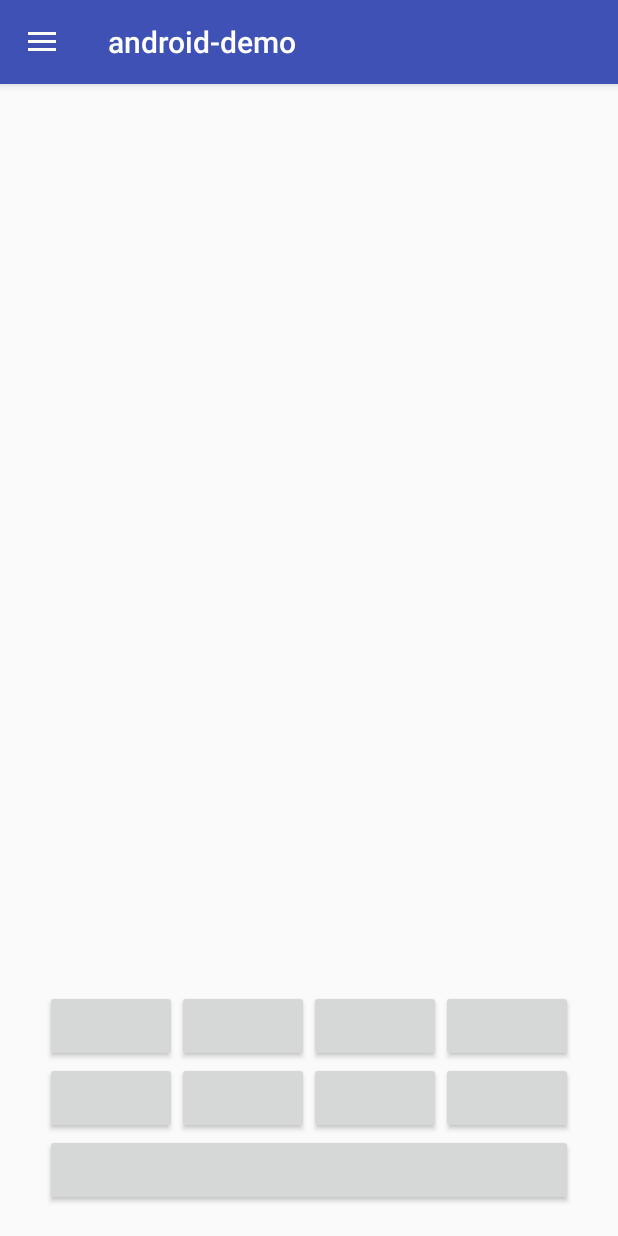
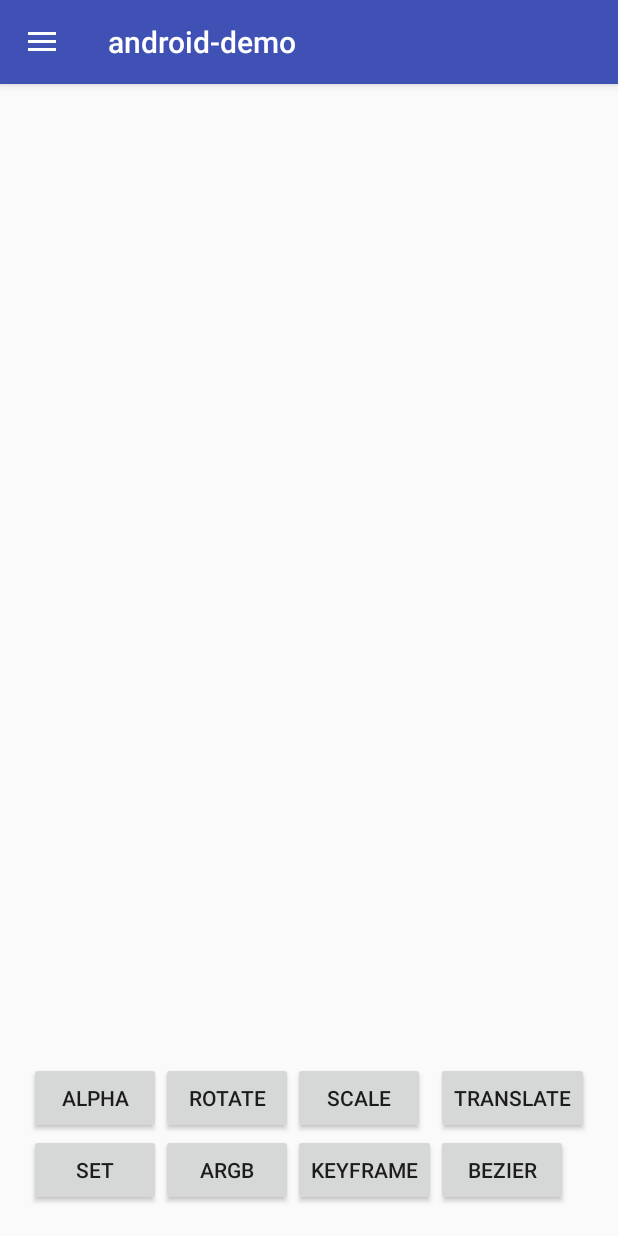
Before and after one commit to xxshhh/android-demo, an Android app: the fragment AnimationPropertyFragment placed in its activity, on a phone screen of 412 x 824 dp. Run offline under Robolectric (Android 15) with nearby library versions, the light colour scheme and no system bars; our stand-ins replace ButterKnife; libraries missing offline, so code that uses them is left out: com.mikepenz.community_material_typeface_library, com.mikepenz.iconics, com.mikepenz.pixeden_7_stroke_typeface_library; 7 statements that could not run were skipped.

Commit message:
Update code

```diff
--- a/app/src/main/java/com/xxshhh/android/android_demo/function/practice/animation/property/AnimationPropertyFragment.java
+++ b/app/src/main/java/com/xxshhh/android/android_demo/function/practice/animation/property/AnimationPropertyFragment.java
@@ -2,14 +2,16 @@ package com.xxshhh.android.android_demo.function.practice.animation.property;
 
 import android.animation.Animator;
 import android.animation.AnimatorSet;
+import android.animation.Keyframe;
 import android.animation.ObjectAnimator;
 import android.animation.PropertyValuesHolder;
+import android.animation.TimeInterpolator;
 import android.animation.ValueAnimator;
 import android.graphics.Path;
 import android.graphics.PathMeasure;
-import android.graphics.drawable.Drawable;
 import android.os.Bundle;
 import android.support.annotation.Nullable;
+import android.support.v4.content.ContextCompat;
 import android.view.View;
 import android.widget.Button;
 import android.widget.GridLayout;
@@ -30,27 +32,29 @@ import butterknife.BindView;
 public class AnimationPropertyFragment extends BaseFragment
         implements View.OnClickListener {
 
-    @BindView(R.id.btn_1)
-    Button mBtn1;
-    @BindView(R.id.btn_2)
-    Button mBtn2;
-    @BindView(R.id.btn_3)
-    Button mBtn3;
-    @BindView(R.id.btn_4)
-    Button mBtn4;
-    @BindView(R.id.btn_5)
-    Button mBtn5;
-    @BindView(R.id.btn_6)
-    Button mBtn6;
-    @BindView(R.id.btn_7)
-    Button mBtn7;
-    @BindView(R.id.btn_8)
-    Button mBtn8;
+    @BindView(R.id.btn_alpha)
+    Button mBtnAlpha;
+    @BindView(R.id.btn_rotate)
+    Button mBtnRotate;
+    @BindView(R.id.btn_scale)
+    Button mBtnScale;
+    @BindView(R.id.btn_translate)
+    Button mBtnTranslate;
+    @BindView(R.id.btn_set)
+    Button mBtnSet;
+    @BindView(R.id.btn_argb)
+    Button mBtnArgb;
+    @BindView(R.id.btn_keyframe)
+    Button mBtnKeyFrame;
+    @BindView(R.id.btn_bezier)
+    Button mBtnCustom;
     @BindView(R.id.gl_bottom)
     GridLayout mGlBottom;
     @BindView(R.id.iv_avatar)
     ImageView mIvAvatar;
+
     private Animator mAnimator;
+    private IconicsDrawable mIconicsDrawable;
 
     @Override
     protected int getLayoutResID() {
@@ -69,11 +73,11 @@ public class AnimationPropertyFragment extends BaseFragment
     }
 
     private void initAvatar() {
-        Drawable drawable = new IconicsDrawable(getContext())
+        mIconicsDrawable = new IconicsDrawable(getContext())
                 .icon(CommunityMaterial.Icon.cmd_face)
                 .colorRes(R.color.colorPrimary)
                 .sizeDp(80);
-        mIvAvatar.setImageDrawable(drawable);
+        mIvAvatar.setImageDrawable(mIconicsDrawable);
         mIvAvatar.setOnClickListener(new View.OnClickListener() {
             @Override
             public void onClick(View v) {
@@ -83,14 +87,14 @@ public class AnimationPropertyFragment extends BaseFragment
     }
 
     private void initButton() {
-        mBtn1.setOnClickListener(this);
-        mBtn2.setOnClickListener(this);
-        mBtn3.setOnClickListener(this);
-        mBtn4.setOnClickListener(this);
-        mBtn5.setOnClickListener(this);
-        mBtn6.setOnClickListener(this);
-        mBtn7.setOnClickListener(this);
-        mBtn8.setOnClickListener(this);
+        mBtnAlpha.setOnClickListener(this);
+        mBtnRotate.setOnClickListener(this);
+        mBtnScale.setOnClickListener(this);
+        mBtnTranslate.setOnClickListener(this);
+        mBtnSet.setOnClickListener(this);
+        mBtnArgb.setOnClickListener(this);
+        mBtnKeyFrame.setOnClickListener(this);
+        mBtnCustom.setOnClickListener(this);
     }
 
     @Override
@@ -100,24 +104,29 @@ public class AnimationPropertyFragment extends BaseFragment
             mAnimator = null;
         }
         switch (v.getId()) {
-            case R.id.btn_1:
+            case R.id.btn_alpha:
                 mAnimator = getAlphaAnimator();
                 break;
-            case R.id.btn_2:
+            case R.id.btn_rotate:
                 mAnimator = getRotateAnimator();
                 break;
-            case R.id.btn_3:
+            case R.id.btn_scale:
                 mAnimator = getScaleAnimator();
                 break;
-            case R.id.btn_4:
-                mAnimator = getTranslationAnimator();
+            case R.id.btn_translate:
+                mAnimator = getTranslateAnimator();
                 break;
-            case R.id.btn_5:
+            case R.id.btn_set:
                 mAnimator = getSetAnimator();
                 break;
-            case R.id.btn_6:
+            case R.id.btn_argb:
+                mAnimator = getColorAnimator();
+                break;
+            case R.id.btn_keyframe:
+                mAnimator = getKeyFrameAnimator();
+                break;
+            case R.id.btn_bezier:
                 mAnimator = getBezierCurveAnimator();
-                break;
             default:
         }
         if (mAnimator != null) {
@@ -147,11 +156,11 @@ public class AnimationPropertyFragment extends BaseFragment
         return animator;
     }
 
-    private Animator getTranslationAnimator() {
+    private Animator getTranslateAnimator() {
         PropertyValuesHolder pvhX = PropertyValuesHolder.ofFloat("translationX",
-                0, 500);
+                0, mIvAvatar.getWidth() * 2);
         PropertyValuesHolder pvhY = PropertyValuesHolder.ofFloat("translationY",
-                0, 500);
+                0, mIvAvatar.getHeight() * 2);
 
         ObjectAnimator animator = ObjectAnimator.ofPropertyValuesHolder(mIvAvatar,
                 pvhX, pvhY);
@@ -163,7 +172,7 @@ public class AnimationPropertyFragment extends BaseFragment
         Animator alphaAnimator = getAlphaAnimator();
         Animator rotateAnimator = getRotateAnimator();
         Animator scaleAnimator = getScaleAnimator();
-        Animator translationAnimator = getTranslationAnimator();
+        Animator translationAnimator = getTranslateAnimator();
 
         AnimatorSet animatorSet = new AnimatorSet();
         animatorSet.playTogether(alphaAnimator, rotateAnimator,
@@ -172,29 +181,72 @@ public class AnimationPropertyFragment extends BaseFragment
     }
 
     private Animator getColorAnimator() {
-//        ValueAnimator valueAnimator = ValueAnimator.ofArgb();
-
-
+        if (android.os.Build.VERSION.SDK_INT >= android.os.Build.VERSION_CODES.LOLLIPOP) {
+            int colorStart = ContextCompat.getColor(getContext(), R.color.colorPrimary);
+            int colorEnd = ContextCompat.getColor(getContext(), R.color.colorAccent);
+            ValueAnimator animator = ValueAnimator.ofArgb(colorStart, colorEnd);
+            animator.setDuration(2000);
+            animator.addUpdateListener(new ValueAnimator.AnimatorUpdateListener() {
+                @Override
+                public void onAnimationUpdate(ValueAnimator animation) {
+                    int color = (int) animation.getAnimatedValue();
+                    mIconicsDrawable.color(color);
+                }
+            });
+            return animator;
+        }
         return null;
     }
 
+    private Animator getKeyFrameAnimator() {
+        long totalTime = 1000;
+        float k1 = 0;
+        float k2 = 0.25f;
+        float k3 = 0.5f;
+        float k4 = 0.75f;
+        float k5 = 1;
 
-    private void getKeyFrameAnimator() {
+        float sx1 = 1 + 0.25f;
+        float sx2 = 1 - 0.2f;
+        float sx3 = 1 + 0.15f;
+        float sx4 = 1 - 0.1f;
+        float sx5 = 1;
 
-    }
+        float sy1 = 1 - 0.2f;
+        float sy2 = 1 + 0.15f;
+        float sy3 = 1 - 0.1f;
+        float sy4 = 1 + 0.05f;
+        float sy5 = 1;
 
-    private void getViewPropertyAnimator() {
+        PropertyValuesHolder pvhScaleX = PropertyValuesHolder.ofKeyframe(View.SCALE_X,
+                Keyframe.ofFloat(k1, sx1),
+                Keyframe.ofFloat(k2, sx2),
+                Keyframe.ofFloat(k3, sx3),
+                Keyframe.ofFloat(k4, sx4),
+                Keyframe.ofFloat(k5, sx5));
 
+        PropertyValuesHolder pvhScaleY = PropertyValuesHolder.ofKeyframe(View.SCALE_Y,
+                Keyframe.ofFloat(k1, sy1),
+                Keyframe.ofFloat(k2, sy2),
+                Keyframe.ofFloat(k3, sy3),
+                Keyframe.ofFloat(k4, sy4),
+                Keyframe.ofFloat(k5, sy5));
+
+        ObjectAnimator animator = ObjectAnimator.ofPropertyValuesHolder(mIvAvatar,
+                pvhScaleX, pvhScaleY);
+        animator.setDuration(totalTime);
+        return animator;
     }
 
     private Animator getBezierCurveAnimator() {
         // 运动轨迹
         Path path = new Path();
         path.moveTo(0, 0);
-        path.quadTo(500, 0, 500, 1000);
+        path.cubicTo(0, 500, 1000, 0, 500, 1000);
         // 创建动画
         final PathMeasure pathMeasure = new PathMeasure(path, false);
         ValueAnimator animator = ValueAnimator.ofFloat(pathMeasure.getLength());
+        animator.setInterpolator(new CustomInterpolator());
         animator.setDuration(2000);
         // 监听变化
         final float[] currentPos = new float[2];
@@ -210,4 +262,12 @@ public class AnimationPropertyFragment extends BaseFragment
         return animator;
     }
 
+    class CustomInterpolator implements TimeInterpolator {
+
+        @Override
+        public float getInterpolation(float input) {
+            return (float) (Math.pow((4 * input - 2), 3) / 16f + 0.5f); // 两头变化快，中间变化慢
+        }
+    }
+
 }
--- a/app/src/main/res/layout/animation_fragment_property.xml
+++ b/app/src/main/res/layout/animation_fragment_property.xml
@@ -16,53 +16,54 @@
         android:paddingTop="20dp">
 
         <Button
-            android:id="@+id/btn_1"
+            android:id="@+id/btn_alpha"
             android:layout_width="wrap_content"
-            android:layout_height="wrap_content"/>
+            android:layout_height="wrap_content"
+            android:text="alpha"/>
 
         <Button
-            android:id="@+id/btn_2"
+            android:id="@+id/btn_rotate"
             android:layout_width="wrap_content"
-            android:layout_height="wrap_content"/>
+            android:layout_height="wrap_content"
+            android:text="rotate"/>
 
         <Button
-            android:id="@+id/btn_3"
+            android:id="@+id/btn_scale"
             android:layout_width="wrap_content"
-            android:layout_height="wrap_content"/>
+            android:layout_height="wrap_content"
+            android:text="scale"/>
 
         <Button
-            android:id="@+id/btn_4"
+            android:id="@+id/btn_translate"
             android:layout_width="wrap_content"
-            android:layout_height="wrap_content"/>
+            android:layout_height="wrap_content"
+            android:text="translate"/>
 
         <Button
-            android:id="@+id/btn_5"
+            android:id="@+id/btn_set"
             android:layout_width="wrap_content"
-            android:layout_height="wrap_content"/>
+            android:layout_height="wrap_content"
+            android:text="set"/>
 
         <Button
-            android:id="@+id/btn_6"
+            android:id="@+id/btn_argb"
             android:layout_width="wrap_content"
-            android:layout_height="wrap_content"/>
+            android:layout_height="wrap_content"
+            android:text="argb"/>
 
         <Button
-            android:id="@+id/btn_7"
+            android:id="@+id/btn_keyframe"
             android:layout_width="wrap_content"
-            android:layout_height="wrap_content"/>
+            android:layout_height="wrap_content"
+            android:text="keyframe"/>
 
         <Button
-            android:id="@+id/btn_8"
+            android:id="@+id/btn_bezier"
             android:layout_width="wrap_content"
-            android:layout_height="wrap_content"/>
-
-        <Button
-            android:id="@+id/btn_9"
-            android:layout_columnSpan="4"
-            android:layout_width="match_parent"
-            android:layout_height="wrap_content"/>
+            android:layout_height="wrap_content"
+            android:text="bezier"/>
 
     </GridLayout>
-
 
     <RelativeLayout
         android:layout_width="match_parent"
@@ -78,5 +79,4 @@
 
     </RelativeLayout>
 
-
 </RelativeLayout>
```
